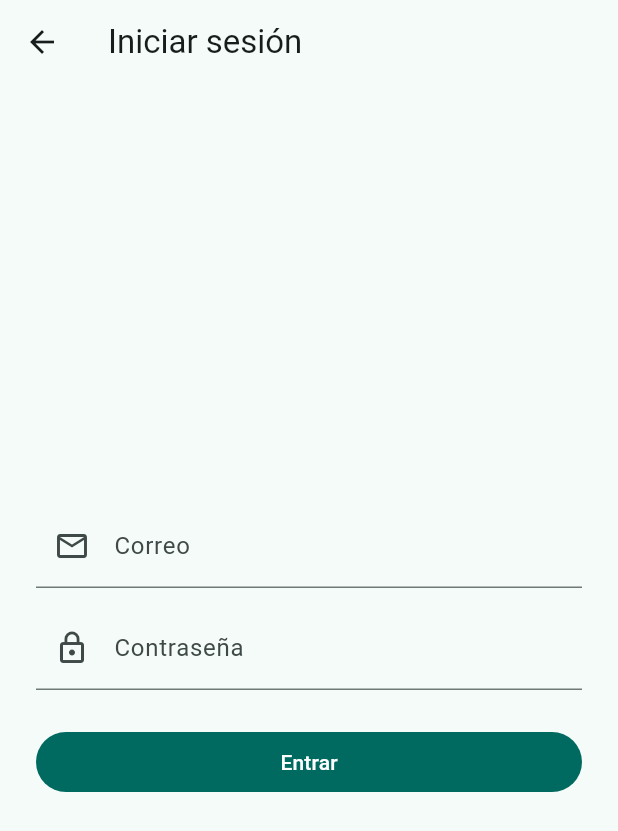
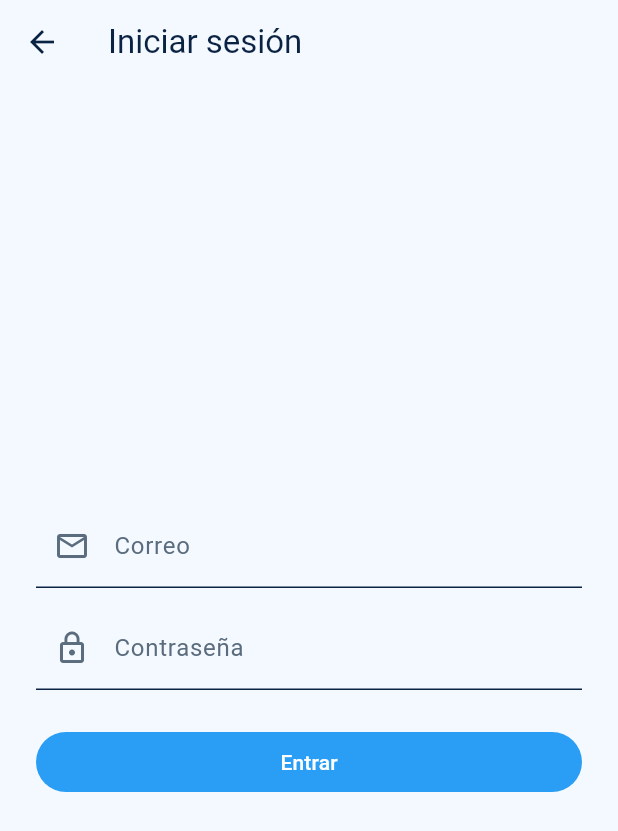
Before and after one commit to MAKEBUZ/watsolution_mobil, a Flutter app: the screen it shows after launch, after a tap on "Iniciar sesión", on a phone screen of 412 x 824 dp. Shown: the top 831 px of the screen. Run offline on Flutter 3.47's test engine with Material 3 defaults, Android fonts, the phone set to English and light mode, and no system bars; our stand-ins replace flutter_dotenv, flutter_svg, supabase_flutter; accounts and stored records are empty.

Commit message:
Dark/Light

```diff
--- a/lib/app.dart
+++ b/lib/app.dart
@@ -1,7 +1,139 @@
 import 'package:flutter/material.dart';
+import 'package:flutter_localizations/flutter_localizations.dart';
 import 'package:supabase_flutter/supabase_flutter.dart';
 import 'screens/landing_page.dart';
 import 'screens/home_page.dart';
+
+class AppState extends ChangeNotifier {
+  ThemeMode themeMode = ThemeMode.light;
+  Locale locale = const Locale('es');
+
+  void setThemeMode(ThemeMode mode) {
+    if (themeMode != mode) {
+      themeMode = mode;
+      notifyListeners();
+    }
+  }
+
+  void toggleTheme() {
+    setThemeMode(themeMode == ThemeMode.light ? ThemeMode.dark : ThemeMode.light);
+  }
+
+  void setLocale(Locale newLocale) {
+    if (locale != newLocale) {
+      locale = newLocale;
+      notifyListeners();
+    }
+  }
+}
+
+final appState = AppState();
+
+ThemeData _buildLightTheme() {
+  const primary = Color(0xFF2A9DF4); // Azul agua
+  const secondary = Color(0xFF0077C8); // Azul medio
+  const background = Color(0xFFF4F9FF); // Blanco azulado
+  const surface = Color(0xFFE8F1FA); // Azul muy claro
+  const onBackground = Color(0xFF0A2342); // Azul oscuro (texto principal)
+  const onSurface = Color(0xFF5A6C7D); // Gris azulado (texto secundario)
+  const success = Color(0xFF4FC3A1); // Verde agua
+  const error = Color(0xFFE57373); // Rojo suave
+
+  return ThemeData(
+    useMaterial3: true,
+    colorScheme: const ColorScheme.light(
+      primary: primary,
+      onPrimary: Colors.white,
+      secondary: secondary,
+      onSecondary: Colors.white,
+      background: background,
+      onBackground: onBackground,
+      surface: surface,
+      onSurface: onSurface,
+      error: error,
+      onError: Colors.white,
+    ),
+    scaffoldBackgroundColor: background,
+    appBarTheme: const AppBarTheme(
+      backgroundColor: background,
+      foregroundColor: onBackground,
+      elevation: 0,
+    ),
+    elevatedButtonTheme: ElevatedButtonThemeData(
+      style: ElevatedButton.styleFrom(
+        backgroundColor: primary,
+        foregroundColor: Colors.white,
+      ),
+    ),
+    snackBarTheme: const SnackBarThemeData(
+      backgroundColor: secondary,
+      contentTextStyle: TextStyle(color: Colors.white),
+    ),
+    extensions: <ThemeExtension<dynamic>>[
+      _SuccessColors(success),
+    ],
+  );
+}
+
+ThemeData _buildDarkTheme() {
+  const primary = Color(0xFF2A9DF4); // Azul brillante
+  const secondary = Color(0xFF5FA8D3); // Celeste claro
+  const background = Color(0xFF0D1B2A); // Azul oscuro
+  const surface = Color(0xFF1B263B); // Azul grisáceo
+  const onBackground = Colors.white; // Blanco puro
+  const onSurface = Color(0xFFB0C4DE); // Gris claro
+  const success = Color(0xFF4FC3A1); // Verde agua
+  const error = Color(0xFFFF6B6B); // Rojo coral
+
+  return ThemeData(
+    useMaterial3: true,
+    colorScheme: const ColorScheme.dark(
+      primary: primary,
+      onPrimary: Colors.white,
+      secondary: secondary,
+      onSecondary: Colors.black,
+      background: background,
+      onBackground: onBackground,
+      surface: surface,
+      onSurface: onSurface,
+      error: error,
+      onError: Colors.black,
+    ),
+    scaffoldBackgroundColor: background,
+    appBarTheme: const AppBarTheme(
+      backgroundColor: background,
+      foregroundColor: onBackground,
+      elevation: 0,
+    ),
+    elevatedButtonTheme: ElevatedButtonThemeData(
+      style: ElevatedButton.styleFrom(
+        backgroundColor: primary,
+        foregroundColor: Colors.white,
+      ),
+    ),
+    snackBarTheme: const SnackBarThemeData(
+      backgroundColor: secondary,
+      contentTextStyle: TextStyle(color: Colors.black),
+    ),
+    extensions: <ThemeExtension<dynamic>>[
+      _SuccessColors(success),
+    ],
+  );
+}
+
+class _SuccessColors extends ThemeExtension<_SuccessColors> {
+  final Color success;
+  const _SuccessColors(this.success);
+
+  @override
+  _SuccessColors copyWith({Color? success}) => _SuccessColors(success ?? this.success);
+
+  @override
+  _SuccessColors lerp(ThemeExtension<_SuccessColors>? other, double t) {
+    if (other is! _SuccessColors) return this;
+    return _SuccessColors(Color.lerp(success, other.success, t) ?? success);
+  }
+}
 
 class MyApp extends StatelessWidget {
   const MyApp({super.key});
@@ -9,14 +141,25 @@ class MyApp extends StatelessWidget {
   @override
   Widget build(BuildContext context) {
     final session = Supabase.instance.client.auth.currentSession;
-    return MaterialApp(
-      debugShowCheckedModeBanner: false,
-      title: 'WatSolution',
-      theme: ThemeData(
-        colorScheme: ColorScheme.fromSeed(seedColor: Colors.teal),
-        useMaterial3: true,
-      ),
-      home: session != null ? const HomePage() : const LandingPage(),
+    return AnimatedBuilder(
+      animation: appState,
+      builder: (context, _) {
+        return MaterialApp(
+          debugShowCheckedModeBanner: false,
+          title: 'WatSolution',
+          theme: _buildLightTheme(),
+          darkTheme: _buildDarkTheme(),
+          themeMode: appState.themeMode,
+          locale: appState.locale,
+          supportedLocales: const [Locale('es'), Locale('en')],
+          localizationsDelegates: const [
+            GlobalMaterialLocalizations.delegate,
+            GlobalWidgetsLocalizations.delegate,
+            GlobalCupertinoLocalizations.delegate,
+          ],
+          home: session != null ? const HomePage() : const LandingPage(),
+        );
+      },
     );
   }
 }
--- a/lib/screens/landing_page.dart
+++ b/lib/screens/landing_page.dart
@@ -122,8 +122,8 @@ class _LandingPageState extends State<LandingPage> {
                     width: double.infinity,
                     child: ElevatedButton(
                       style: ElevatedButton.styleFrom(
-                        backgroundColor: Colors.teal,
-                        foregroundColor: Colors.white,
+                        backgroundColor: Theme.of(context).colorScheme.primary,
+                        foregroundColor: Theme.of(context).colorScheme.onPrimary,
                         elevation: 3,
                         padding: const EdgeInsets.symmetric(
                             vertical: 16, horizontal: 24),
--- a/pubspec.yaml
+++ b/pubspec.yaml
@@ -29,6 +29,8 @@ environment:
 # versions available, run `flutter pub outdated`.
 dependencies:
   flutter:
+    sdk: flutter
+  flutter_localizations:
     sdk: flutter
 
   # The following adds the Cupertino Icons font to your application.
```
Also changed, not shown: lib/screens/home_page.dart (+54 -9 lines), pubspec.lock.
